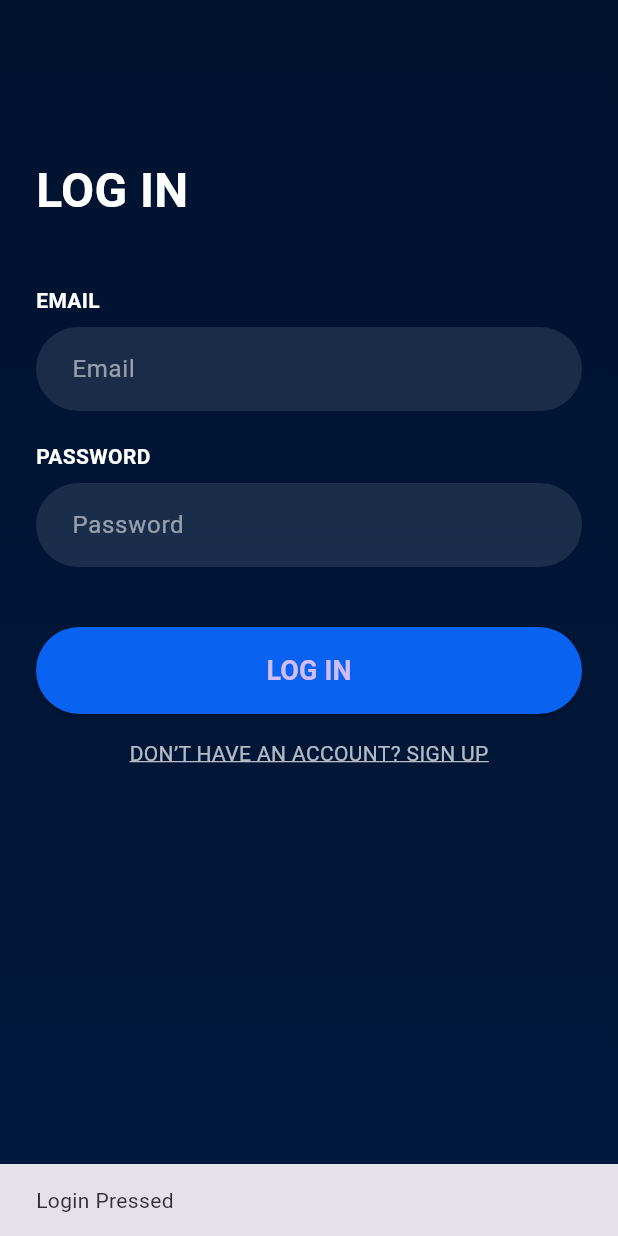
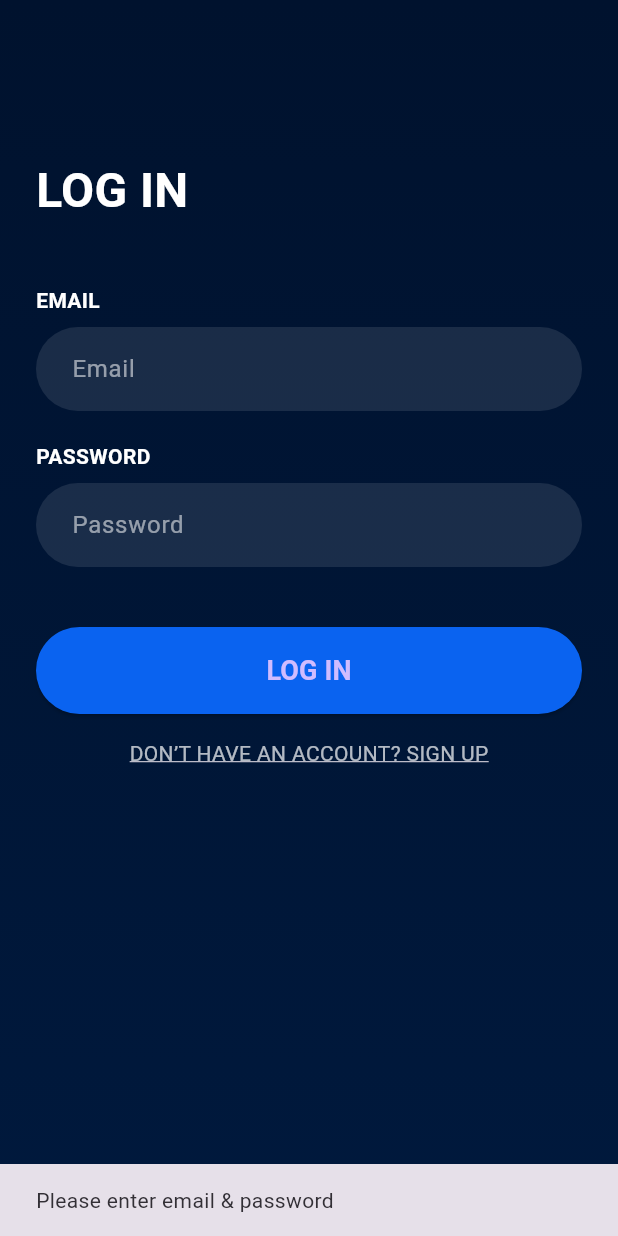
Before and after one commit to omar-el-samahy/login, a Flutter app: the LoginScreen screen opened directly, after a tap on "LOG IN", on a phone screen of 412 x 824 dp. Run offline on Flutter 3.47's test engine with Material 3 defaults, Android fonts, the phone set to English and light mode, and no system bars; our stand-ins replace supabase_flutter; accounts and stored records are empty; Roboto replaces fonts that are missing (Arial).

Commit message:
Supabase Auth

```diff
--- /dev/null
+++ b/lib/core/constants/supabase_cofig.dart
@@ -0,0 +1,4 @@
+class SupabaseConfig {
+  static const String supabaseUrl = "https://oyoeifbscpqdshbdhhvr.supabase.co";
+  static const String supabaseAnonKey = "sb_publishable_HOCfVBhaJkMNdPkR9PQRzw_1CSbJuuN";
+}
--- a/lib/features/presentation/screens/login_screen.dart
+++ b/lib/features/presentation/screens/login_screen.dart
@@ -2,14 +2,53 @@ import 'package:flutter/material.dart';
 
 import '../widgets/custom_text_field.dart';
 
-class LoginScreen extends StatelessWidget {
+
+class LoginScreen extends StatefulWidget {
   const LoginScreen({super.key});
 
   @override
+  State<LoginScreen> createState() => _LoginScreenState();
+}
+
+class _LoginScreenState extends State<LoginScreen> {
+  final emailController = TextEditingController();
+  final passwordController = TextEditingController();
+
+  bool _loading = false;
+
+  Future<void> _login() async {
+    final email = emailController.text.trim();
+    final password = passwordController.text.trim();
+
+    if (email.isEmpty || password.isEmpty) {
+      ScaffoldMessenger.of(context).showSnackBar(
+        const SnackBar(content: Text("Please enter email & password")),
+      );
+      return;
+    }
+
+    setState(() => _loading = true);
+
+    try {
+      final supabase = Supabase.instance.client;
+      await supabase.auth.signInWithPassword(email: email, password: password);
+
+      ScaffoldMessenger.of(context).showSnackBar(
+        const SnackBar(content: Text("Login successful!")),
+      );
+
+      // ✅ TODO: Navigate to Home screen
+    } on AuthException catch (e) {
+      ScaffoldMessenger.of(context).showSnackBar(
+        SnackBar(content: Text("Login failed: ${e.message}")),
+      );
+    } finally {
+      setState(() => _loading = false);
+    }
+  }
+
+  @override
   Widget build(BuildContext context) {
-    final emailController = TextEditingController();
-    final passwordController = TextEditingController();
-
     return Scaffold(
       body: Container(
         padding: const EdgeInsets.all(24),
@@ -41,7 +80,9 @@ class LoginScreen extends StatelessWidget {
               obscureText: true,
             ),
             const SizedBox(height: 40),
-            SizedBox(
+            _loading
+                ? const Center(child: CircularProgressIndicator())
+                : SizedBox(
               width: double.infinity,
               child: ElevatedButton(
                 style: ElevatedButton.styleFrom(
@@ -51,14 +92,11 @@ class LoginScreen extends StatelessWidget {
                     borderRadius: BorderRadius.circular(30),
                   ),
                 ),
-                onPressed: () {
-                  ScaffoldMessenger.of(context).showSnackBar(
-                    const SnackBar(content: Text("Login Pressed")),
-                  );
-                },
+                onPressed: _login,
                 child: const Text(
                   "LOG IN",
-                  style: TextStyle(fontSize: 18, fontWeight: FontWeight.bold),
+                  style: TextStyle(
+                      fontSize: 18, fontWeight: FontWeight.bold),
                 ),
               ),
             ),
--- a/pubspec.yaml
+++ b/pubspec.yaml
@@ -34,6 +34,8 @@ dependencies:
   # The following adds the Cupertino Icons font to your application.
   # Use with the CupertinoIcons class for iOS style icons.
   cupertino_icons: ^1.0.8
+  supabase_flutter: ^2.9.1
+
 
 dev_dependencies:
   flutter_test:
@@ -44,7 +46,7 @@ dev_dependencies:
   # activated in the `analysis_options.yaml` file located at the root of your
   # package. See that file for information about deactivating specific lint
   # rules and activating additional ones.
-  flutter_lints: ^5.0.0
+  flutter_lints: ^6.0.0
 
 # For information on the generic Dart part of this file, see the
 # following page: https://dart.dev/tools/pub/pubspec
```
Also changed, not shown: lib/features/presentation/screens/signup_screen.dart (+59 -9 lines), lib/main.dart (+11 -1 lines), pubspec.lock.
